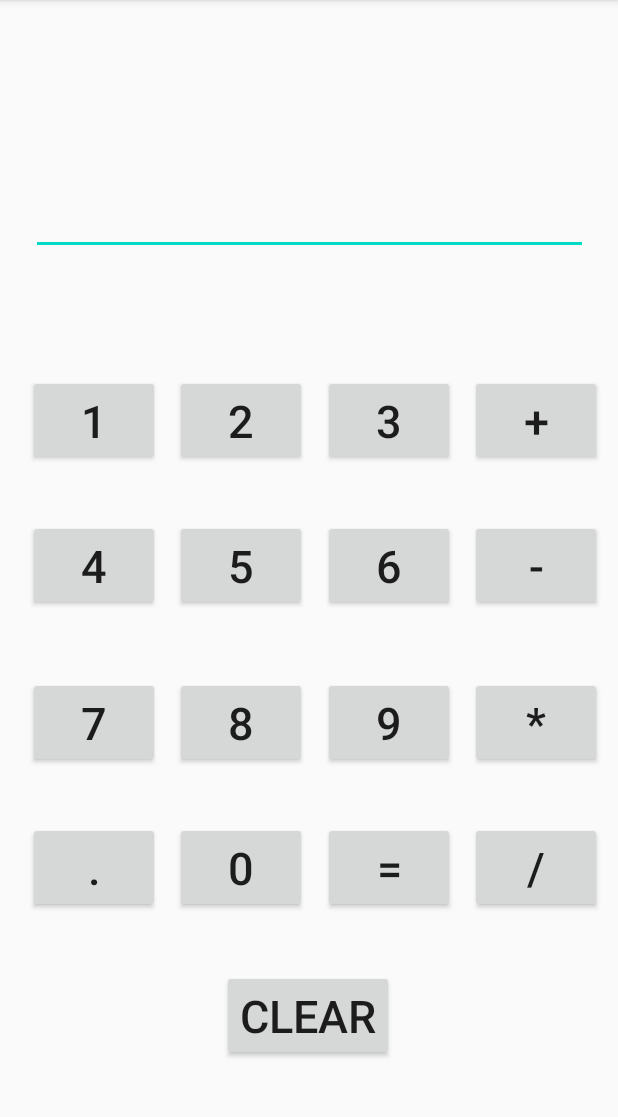
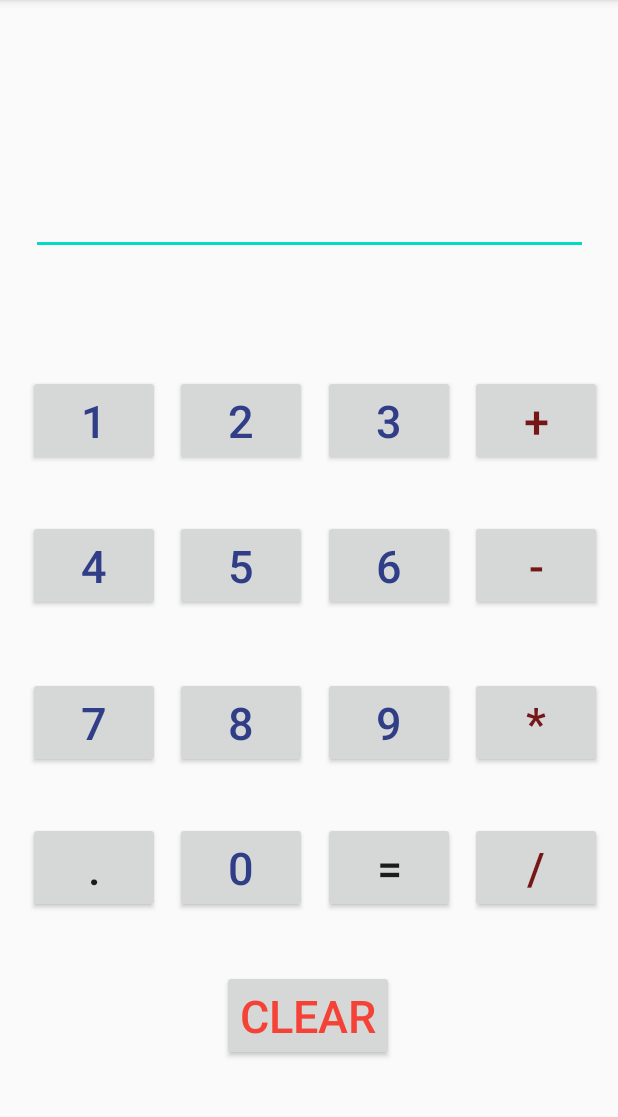
Before and after one commit to umair-04/CalculatorApp, an Android app: the screen it shows after launch (MainActivity), on a phone screen of 412 x 824 dp, the part 84-1201 px from its top. Run offline under Robolectric (Android 15) with nearby library versions, the phone set to English and light mode, and no system bars.

Commit message:
Design updated

```diff
--- a/app/src/main/res/layout/activity_main.xml
+++ b/app/src/main/res/layout/activity_main.xml
@@ -14,6 +14,7 @@
         android:ems="10"
         android:gravity="right|center_vertical"
         android:inputType="textPersonName"
+        android:shadowColor="#9C8181"
         android:textAppearance="@style/TextAppearance.AppCompat.Large"
         app:flow_horizontalAlign="start"
         app:layout_constraintEnd_toEndOf="parent"
@@ -25,6 +26,7 @@
         android:layout_width="wrap_content"
         android:layout_height="wrap_content"
         android:text="CLEAR"
+        android:textColor="#F44336"
         android:textSize="30sp"
         app:layout_constraintBottom_toBottomOf="parent"
         app:layout_constraintEnd_toEndOf="parent"
@@ -39,6 +41,7 @@
         android:layout_height="wrap_content"
         android:layout_marginTop="80dp"
         android:text="2"
+        android:textColor="#303D87"
         android:textSize="30sp"
         app:layout_constraintEnd_toStartOf="@+id/btn3"
         app:layout_constraintHorizontal_bias="0.5"
@@ -51,6 +54,7 @@
         android:layout_height="wrap_content"
         android:layout_marginTop="36dp"
         android:text="-"
+        android:textColor="#751717"
         android:textSize="30sp"
         app:layout_constraintEnd_toEndOf="parent"
         app:layout_constraintHorizontal_bias="0.5"
@@ -63,6 +67,7 @@
         android:layout_height="wrap_content"
         android:layout_marginTop="80dp"
         android:text="3"
+        android:textColor="#303D87"
         android:textSize="30sp"
         app:layout_constraintEnd_toStartOf="@+id/btnAdd"
         app:layout_constraintHorizontal_bias="0.5"
@@ -77,6 +82,7 @@
         android:layout_marginLeft="8dp"
         android:layout_marginTop="80dp"
         android:text="1"
+        android:textColor="#303D87"
         android:textSize="30sp"
         app:layout_constraintEnd_toStartOf="@+id/btn2"
         app:layout_constraintHorizontal_bias="0.5"
@@ -89,6 +95,7 @@
         android:layout_height="wrap_content"
         android:layout_marginTop="36dp"
         android:text="5"
+        android:textColor="#303D87"
         android:textSize="30sp"
         app:layout_constraintEnd_toStartOf="@+id/btn6"
         app:layout_constraintHorizontal_bias="0.5"
@@ -101,6 +108,7 @@
         android:layout_height="wrap_content"
         android:layout_marginTop="36dp"
         android:text="0"
+        android:textColor="#303D87"
         android:textSize="30sp"
         app:layout_constraintEnd_toStartOf="@+id/btnEqual"
         app:layout_constraintHorizontal_bias="0.5"
@@ -127,6 +135,7 @@
         android:layout_marginLeft="8dp"
         android:layout_marginTop="36dp"
         android:text="4"
+        android:textColor="#303D87"
         android:textSize="30sp"
         app:layout_constraintEnd_toStartOf="@+id/btn5"
         app:layout_constraintHorizontal_bias="0.5"
@@ -155,6 +164,7 @@
         android:layout_marginLeft="8dp"
         android:layout_marginTop="44dp"
         android:text="7"
+        android:textColor="#303D87"
         android:textSize="30sp"
         app:layout_constraintEnd_toStartOf="@+id/btn8"
         app:layout_constraintHorizontal_bias="0.5"
@@ -167,6 +177,7 @@
         android:layout_height="wrap_content"
         android:layout_marginTop="44dp"
         android:text="8"
+        android:textColor="#303D87"
         android:textSize="30sp"
         app:layout_constraintEnd_toStartOf="@+id/btn9"
         app:layout_constraintHorizontal_bias="0.5"
@@ -179,6 +190,7 @@
         android:layout_height="wrap_content"
         android:layout_marginTop="36dp"
         android:text="/"
+        android:textColor="#751717"
         android:textSize="30sp"
         app:layout_constraintEnd_toEndOf="parent"
         app:layout_constraintHorizontal_bias="0.5"
@@ -191,6 +203,7 @@
         android:layout_height="wrap_content"
         android:layout_marginTop="36dp"
         android:text="6"
+        android:textColor="#303D87"
         android:textSize="30sp"
         app:layout_constraintEnd_toStartOf="@+id/btnSub"
         app:layout_constraintHorizontal_bias="0.5"
@@ -203,6 +216,7 @@
         android:layout_height="wrap_content"
         android:layout_marginTop="44dp"
         android:text="9"
+        android:textColor="#303D87"
         android:textSize="30sp"
         app:layout_constraintEnd_toStartOf="@+id/btnMul"
         app:layout_constraintHorizontal_bias="0.5"
@@ -215,6 +229,7 @@
         android:layout_height="wrap_content"
         android:layout_marginTop="44dp"
         android:text="*"
+        android:textColor="#751717"
         android:textSize="30sp"
         app:layout_constraintEnd_toEndOf="parent"
         app:layout_constraintHorizontal_bias="0.5"
@@ -227,6 +242,7 @@
         android:layout_height="wrap_content"
         android:layout_marginTop="80dp"
         android:text="+"
+        android:textColor="#751717"
         android:textSize="30sp"
         app:layout_constraintEnd_toEndOf="parent"
         app:layout_constraintHorizontal_bias="0.5"
```
